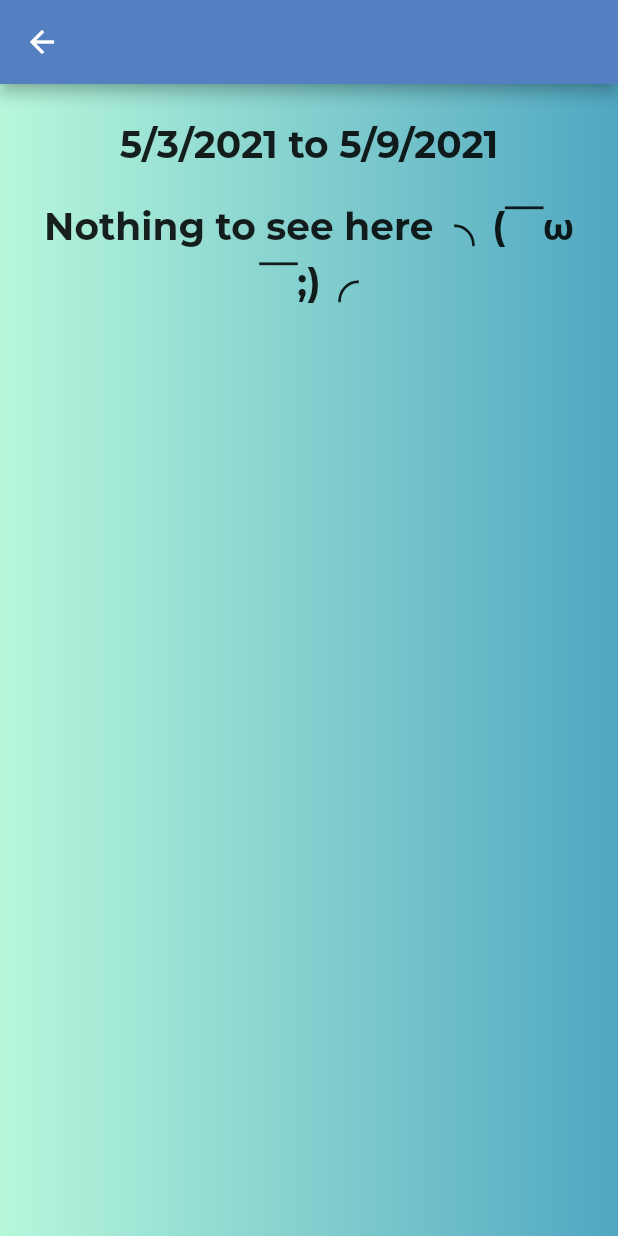
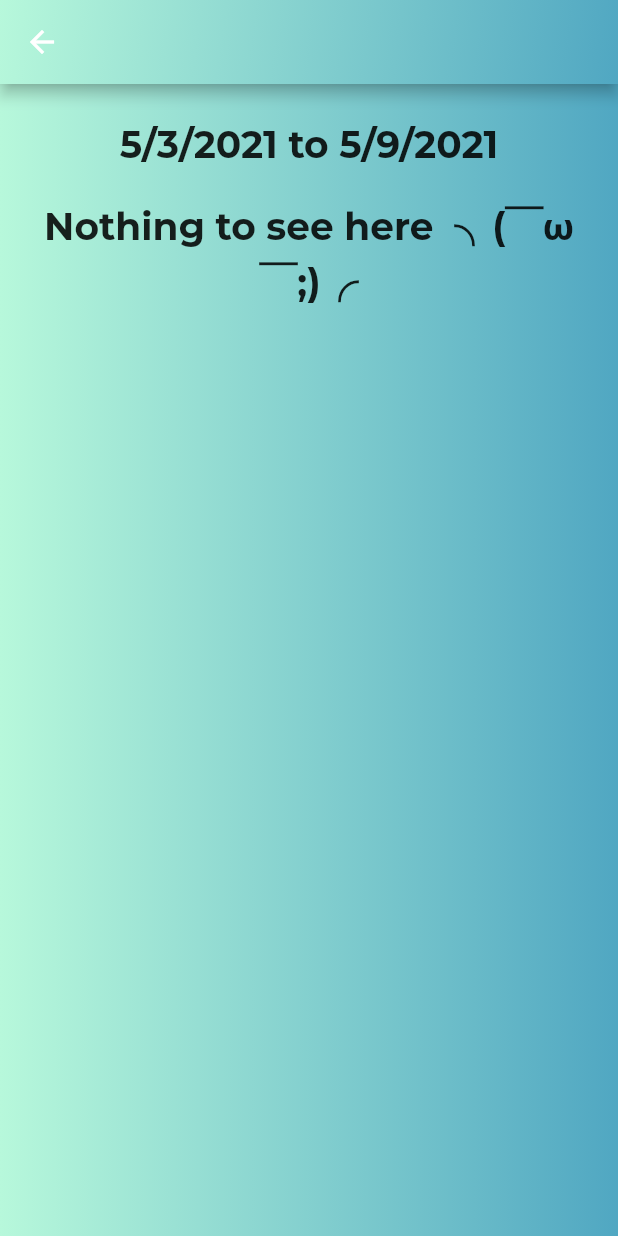
Before and after one commit to squach28/MotivateMe_Mobile_Application, a Flutter app: the CollagePage screen opened directly, on a phone screen of 412 x 824 dp. Run offline on Flutter 3.47's test engine with Material 2 defaults, Android fonts, the phone set to English and light mode, and no system bars; our stand-ins replace camera, datetime_picker_formfield, sqflite, table_calendar, weekday_selector; missing offline and left inert: amplify_auth_cognito, amplify_flutter, amplify_storage_s3, day_picker; accounts and stored records are empty.

Commit message:
changed app bar color of collage page

```diff
--- a/lib/collage_page.dart
+++ b/lib/collage_page.dart
@@ -43,7 +43,16 @@ class CollagePageState extends State<CollagePage> {
   @override
   Widget build(BuildContext context) {
     return Scaffold(
-        appBar: AppBar(),
+        appBar: AppBar(
+          flexibleSpace: Container(
+          decoration: BoxDecoration(
+              gradient: LinearGradient(
+            begin: Alignment.topLeft,
+            end: Alignment.bottomRight,
+            colors: [const Color(0xffB7F8DB), const Color(0xff50A7C2)],
+          )),
+        ),
+        ),
         body: Container(
           height: MediaQuery.of(context).size.height,
           decoration: BoxDecoration(
```
